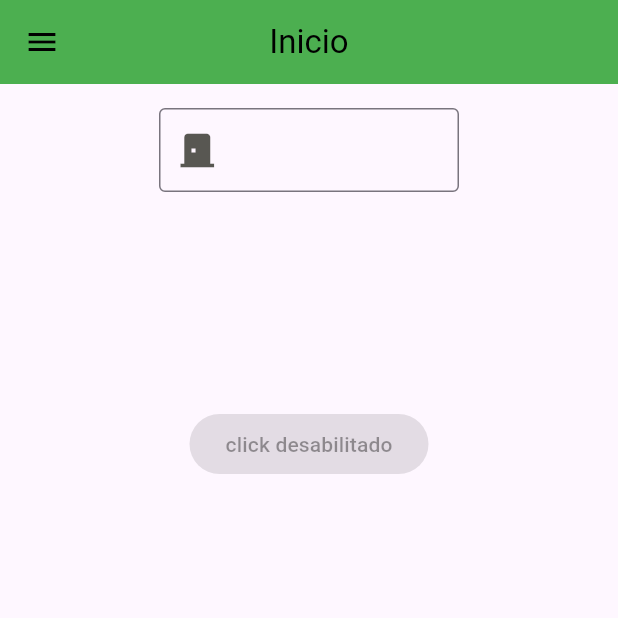
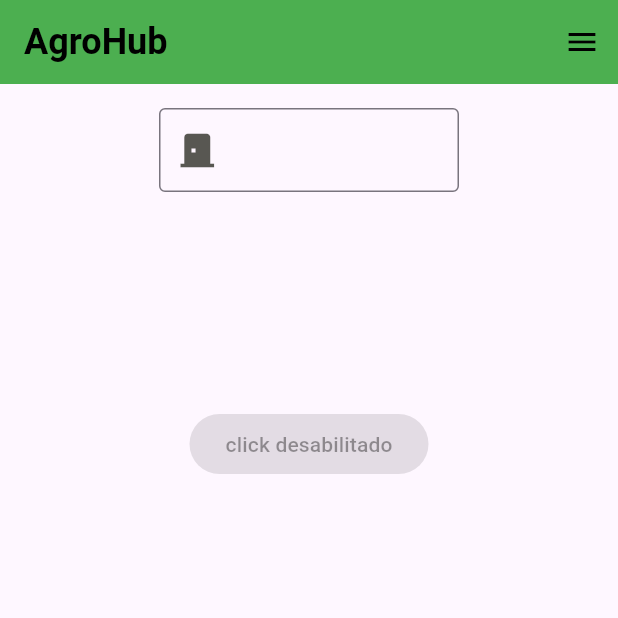
Before and after one commit to davs22/Agrohub_frontend, a Flutter app: the screen it shows after launch, on a phone screen of 412 x 824 dp, the top half of it. Run offline on Flutter 3.47's test engine with Material 3 defaults, Android fonts, the phone set to English and light mode, and no system bars.

Commit message:
Fix: correcao da appBar

```diff
--- a/agrohub_app/lib/features/home/presentation/pages/home_screen.dart
+++ b/agrohub_app/lib/features/home/presentation/pages/home_screen.dart
@@ -10,10 +10,19 @@ class HomeScreen extends StatelessWidget {
   @override
   Widget build(BuildContext context) {
     return Scaffold(
-      appBar: const AppBarComponent(
-        title: 'Inicio',
+      appBar: AppBarComponent(
+        title: 'AgroHub',
+        automaticallyImplyLeading: false,
+        actions: [
+          Builder(
+            builder: (context) => IconButton(
+              onPressed: () => Scaffold.of(context).openEndDrawer(),
+              icon: const Icon(Icons.menu),
+            ),
+          ),
+        ],
       ),
-      drawer: DrawerMenuComponent(
+      endDrawer: DrawerMenuComponent(
         headerTitle: 'Dev Senior. Gabriel',
         headerSubtitle: 'gabriel.devsernior@agrohub.com',
         items: [
--- a/agrohub_app/lib/shared/widgets/app_bar.dart
+++ b/agrohub_app/lib/shared/widgets/app_bar.dart
@@ -13,7 +13,7 @@ class AppBarComponent extends StatelessWidget implements PreferredSizeWidget {
   Widget build(BuildContext context) {
     return AppBar(
       backgroundColor: Colors.green,
-      centerTitle: centerTitle ?? true,
+      centerTitle: centerTitle ?? false,
       automaticallyImplyLeading: automaticallyImplyLeading ?? true,
       iconTheme: const IconThemeData(
         color: Colors.black,
@@ -22,6 +22,8 @@ class AppBarComponent extends StatelessWidget implements PreferredSizeWidget {
         title,
         style: const TextStyle(
           color: Colors.black,
+          fontSize: 24,
+          fontWeight: FontWeight.bold,
         ),
       ),
       actions: actions ?? [],
```
